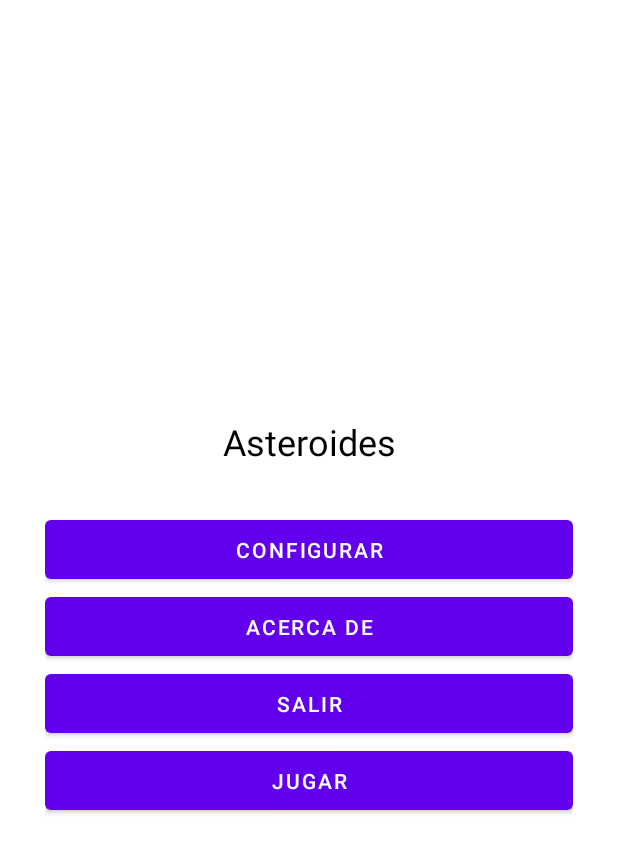
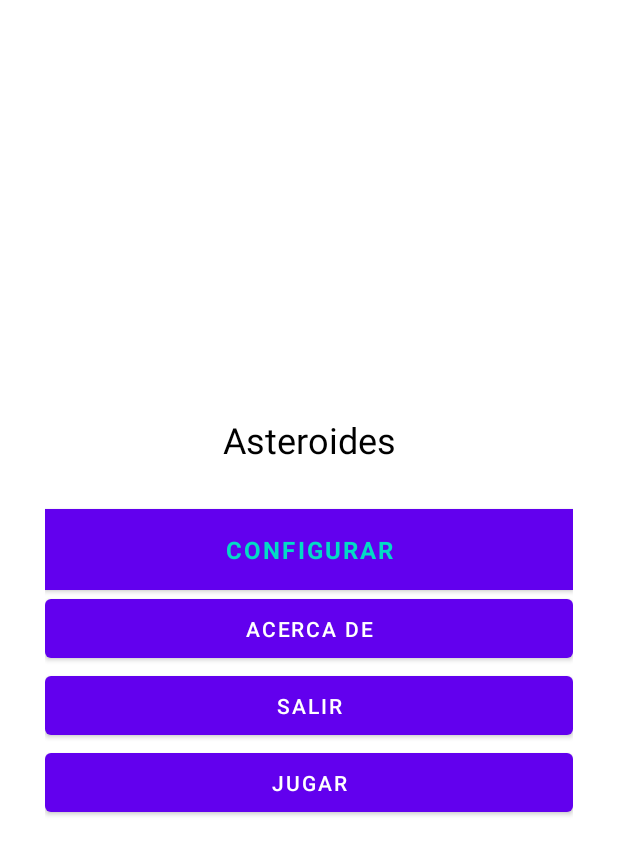
Before and after one commit to Richi-Mi/android_app_asteroides, an Android app: the layout activity_main.xml on its own in the app's theme, with its tools: preview values and no code run, on a phone screen of 412 x 824 dp. Shown: the top 855 px of the screen. Run offline under Robolectric (Android 15) with nearby library versions, the phone set to English and light mode, and no system bars.

Commit message:
FATAL, no se que pasa

```diff
--- a/app/src/main/res/layout/activity_main.xml
+++ b/app/src/main/res/layout/activity_main.xml
@@ -22,11 +22,21 @@
 
     <Button
         android:id="@+id/button2"
+        style="@style/estilo_boton"
         android:layout_width="match_parent"
         android:layout_height="wrap_content"
         android:layout_marginTop="@dimen/margen_botones"
+        android:background="@color/black"
+        android:backgroundTint="#000000"
+        android:backgroundTintMode="add"
+        android:fontFamily="sans-serif"
         android:padding="@dimen/margen_botones"
-        android:text="@string/Configurar" />
+        android:text="@string/Configurar"
+        android:textColor="@color/teal_200"
+        android:textSize="16sp"
+        android:textStyle="bold"
+        app:iconTint="#171717"
+        app:strokeColor="#000000" />
 
     <Button
         android:id="@+id/button3"
--- a/app/src/main/res/values-small/dimens.xml
+++ b/app/src/main/res/values-small/dimensions.xml
@@ -1,4 +1,5 @@
 <?xml version="1.0" encoding="utf-8"?>
 <resources>
     <dimen name="margen_botones"> 10dp </dimen>
+    <dimen name="tamaño_fuente"> 16sp </dimen>
 </resources>
--- /dev/null
+++ b/app/src/main/res/values-xlarge-land/dimensions.xml
@@ -0,0 +1,5 @@
+<?xml version="1.0" encoding="utf-8"?>
+<resources xmlns:tools="http://schemas.android.com/tools">
+    <dimen name="margen_botones" tools:ignore="MissingDefaultResource"> 30dp </dimen>
+    <dimen name="tamaño_fuente" tools:ignore="MissingDefaultResource"> 8sp </dimen>
+</resources>
--- a/app/src/main/res/values-xlarge-land/dimens.xml
+++ b/app/src/main/res/values/styles.xml
@@ -1,4 +1,6 @@
 <?xml version="1.0" encoding="utf-8"?>
 <resources>
-    <dimen name="margen_botones"> 30dp </dimen>
+    <style name="estilo_boton">
+
+    </style>
 </resources>
```
Also changed, not shown: app/src/main/java/com/example/asteroides/MainActivity.java (+14 -1 lines), app/src/main/res/values/strings.xml (+12 -0 lines).
